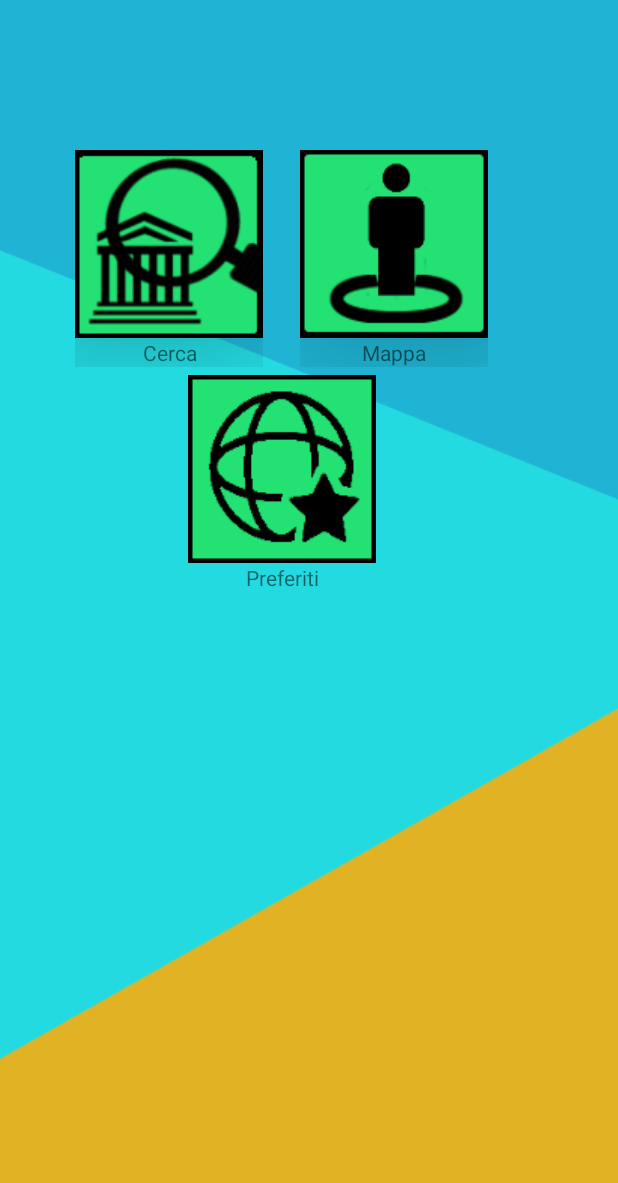
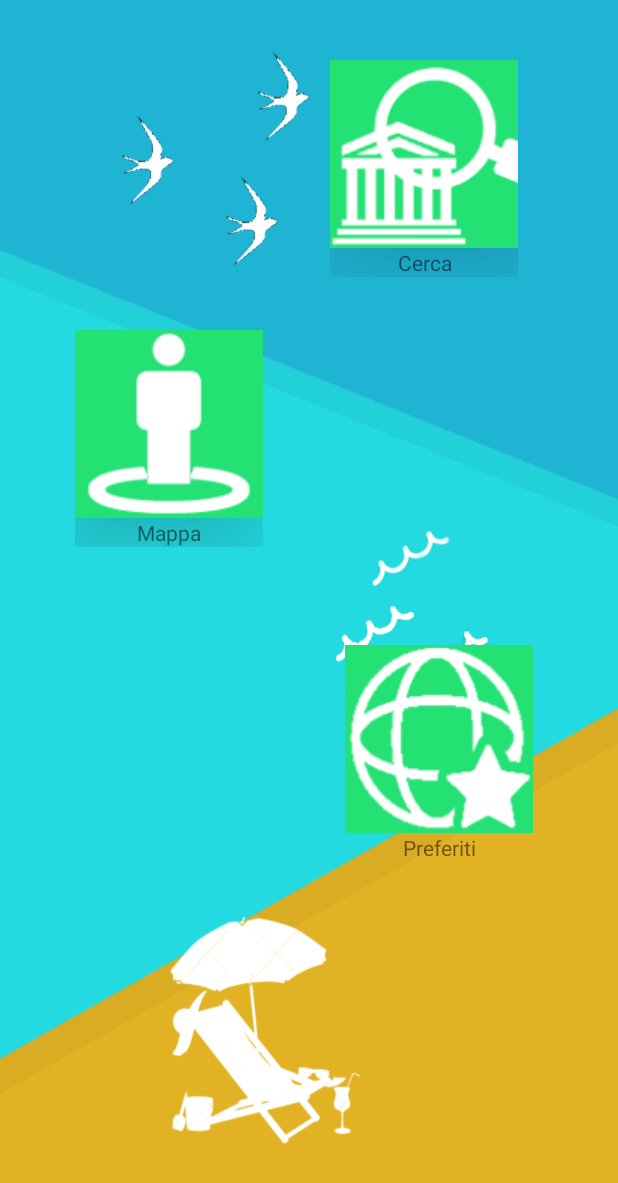
Before and after one commit to GianlucaLutero/ProgettoAndroid, an Android app: the screen it shows after launch (MainMenu), on a phone screen of 412 x 824 dp. Shown: the top 1183 px of the screen. Run offline under Robolectric (Android 15) with nearby library versions, the phone set to English and light mode, and no system bars.

Commit message:
-Modificata l'interfaccia -Aggiunta la funzionalità di ricerca dei musei nelle vicinanze  dell'utente

```diff
--- a/Implementazione/FindAndTravel/app/src/main/res/layout/activity_main_menu.xml
+++ b/Implementazione/FindAndTravel/app/src/main/res/layout/activity_main_menu.xml
@@ -14,8 +14,8 @@
         android:layout_height="wrap_content"
         android:orientation="vertical"
         android:textAlignment="center"
-        android:layout_marginStart="50dp"
-        android:layout_marginTop="100dp">
+        android:layout_marginStart="220dp"
+        android:layout_marginTop="40dp">
         <ImageButton
             android:layout_width="125dp"
             android:layout_height="125dp"
@@ -39,15 +39,16 @@
         android:layout_height="wrap_content"
         android:orientation="vertical"
         android:textAlignment="center"
-        android:layout_marginStart="125dp"
-        android:layout_marginTop="250dp">
+        android:layout_marginStart="230dp"
+        android:layout_marginTop="430dp"
+        android:elevation="50dp">
         <ImageButton
             android:layout_width="125dp"
             android:layout_height="125dp"
             android:id="@+id/preferenceButton"
             android:layout_gravity="center_horizontal"
             android:layout_weight="0.56"
-            android:background="@drawable/preferences_button"
+            android:background="@drawable/preference_button"
             android:layout_above="@+id/imageButton3"
             android:layout_alignParentEnd="true" />
 
@@ -64,8 +65,8 @@
         android:layout_height="wrap_content"
         android:orientation="vertical"
         android:textAlignment="center"
-        android:layout_marginStart="200dp"
-        android:layout_marginTop="100dp">
+        android:layout_marginStart="50dp"
+        android:layout_marginTop="220dp">
         <ImageButton
             android:layout_width="125dp"
             android:layout_height="125dp"
```
Also changed, not shown: Implementazione/FindAndTravel/app/src/main/java/ft/findandtravel/MapsActivity.java (+56 -2 lines), Implementazione/FindAndTravel/app/src/main/java/ft/findandtravel/modello/TravelPlace.java (added, +62 -0 lines), Implementazione/FindAndTravel/app/src/main/res/drawable/app_background.jpeg, Implementazione/FindAndTravel/app/src/main/res/drawable/map_button.jpeg, Implementazione/FindAndTravel/app/src/main/res/drawable/preference_button.jpeg (added), Implementazione/FindAndTravel/app/src/main/res/drawable/preferences_button.jpeg (deleted), Implementazione/FindAndTravel/app/src/main/res/drawable/search_button.jpeg.
